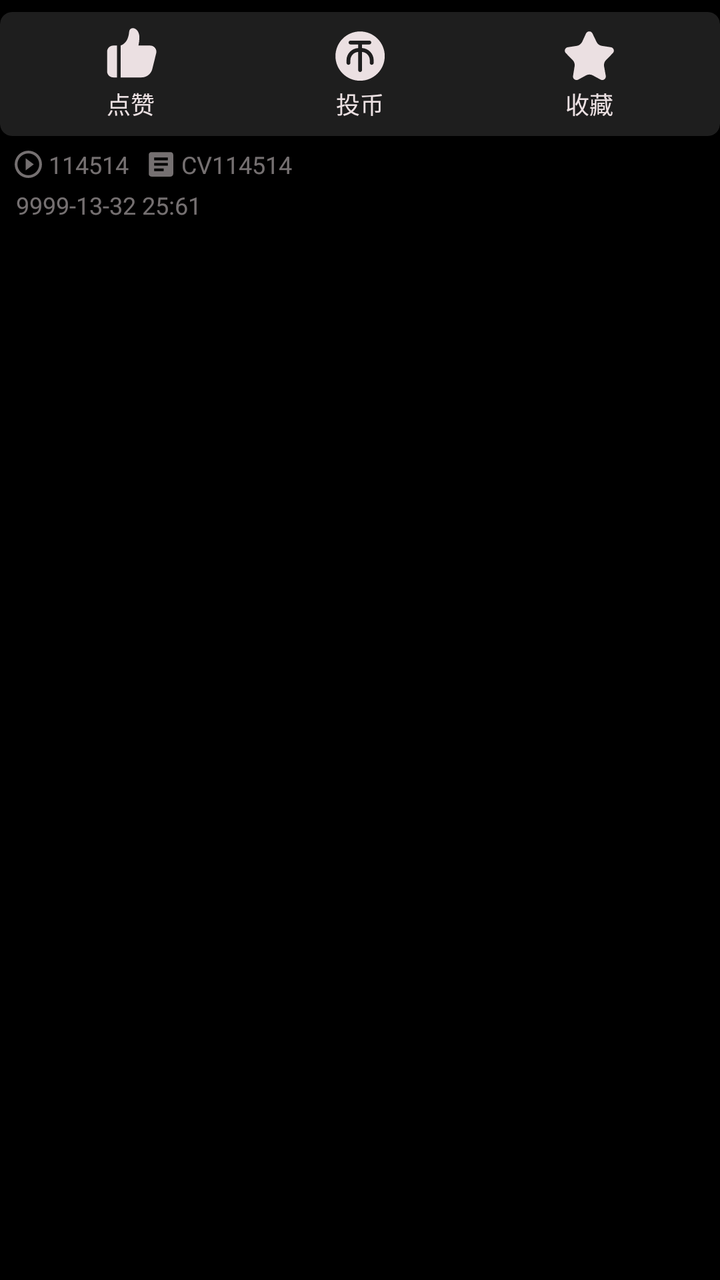
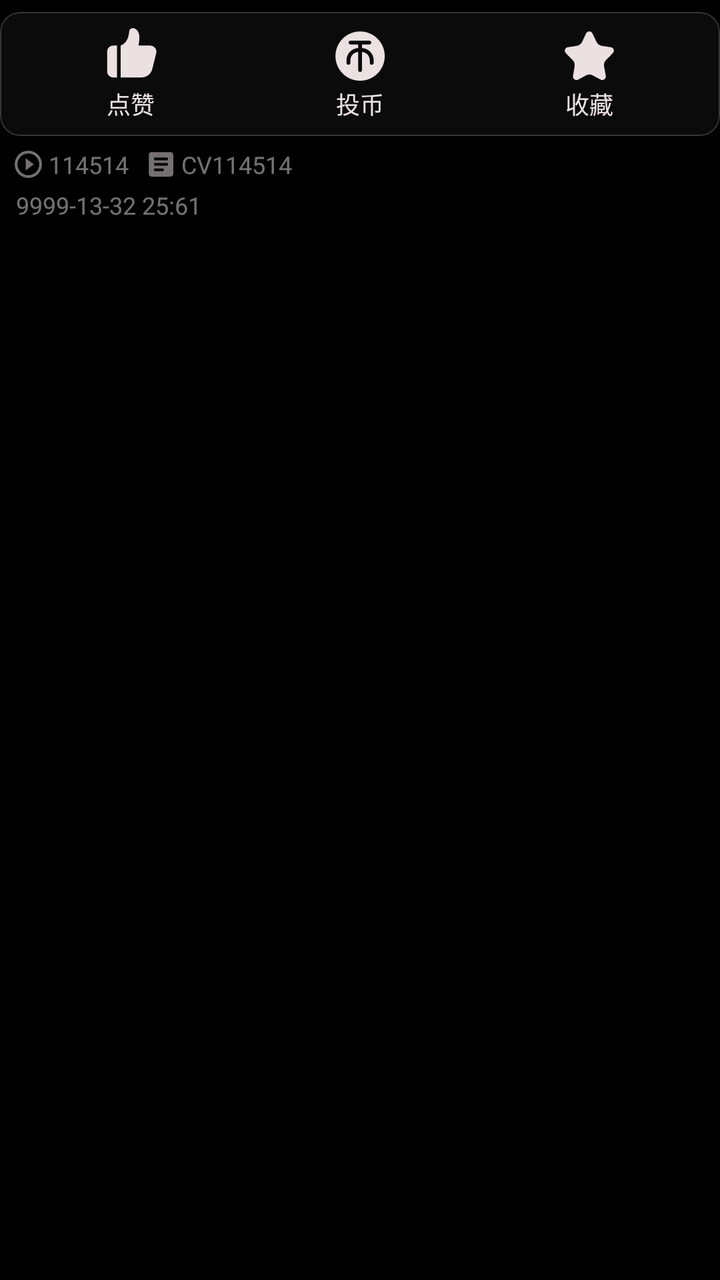

Two renders of the same Android screen: before a commit and after it. Below are the layout's source before the change and the commit's diff.
<!-- AndroidManifest.xml: application theme Theme.BiliClient -->
<!-- res/layout/cell_article_end.xml -->
<?xml version="1.0" encoding="utf-8"?>

<androidx.constraintlayout.widget.ConstraintLayout xmlns:android="http://schemas.android.com/apk/res/android"
    android:layout_width="match_parent"
    android:layout_height="wrap_content"
    android:paddingBottom="4dp"
    xmlns:app="http://schemas.android.com/apk/res-auto">

    <ImageView
        android:id="@+id/viewIcon"
        android:layout_width="wrap_content"
        android:layout_height="0dp"
        android:layout_marginStart="@dimen/activity_padding_horizontal"
        android:adjustViewBounds="true"
        android:alpha="0.5"
        android:src="@drawable/icon_play_12"
        app:layout_constraintBottom_toBottomOf="@+id/viewCount"
        app:layout_constraintStart_toStartOf="parent"
        app:layout_constraintTop_toTopOf="@+id/viewCount" />

    <TextView
        android:id="@+id/viewCount"
        android:layout_width="wrap_content"
        android:layout_height="wrap_content"
        android:layout_marginStart="2dp"
        android:layout_marginTop="6dp"
        android:alpha="0.5"
        android:text="114514"
        android:textSize="12sp"
        app:layout_constraintStart_toEndOf="@+id/viewIcon"
        app:layout_constraintTop_toBottomOf="@id/like_coin_fav" />

    <ImageView
        android:id="@+id/timeIcon"
        android:layout_height="0dp"
        android:layout_width="wrap_content"
        android:adjustViewBounds="true"
        android:layout_marginStart="@dimen/activity_padding_horizontal"
        android:src="@drawable/icon_time"
        android:alpha="0.5"
        app:layout_constraintTop_toBottomOf="@+id/timeText"
        app:layout_constraintStart_toStartOf="parent"
        app:layout_constraintBottom_toBottomOf="@+id/timeText" />

    <TextView
        android:id="@+id/timeText"
        android:layout_width="0dp"
        android:layout_height="wrap_content"
        android:layout_marginStart="2dp"
        android:layout_marginTop="4dp"
        android:layout_marginEnd="6dp"
        android:alpha="0.5"
        android:lines="1"
        android:text="9999-13-32 25:61"
        android:textSize="12sp"
        app:layout_constraintEnd_toEndOf="parent"
        app:layout_constraintHorizontal_bias="0.0"
        app:layout_constraintStart_toEndOf="@+id/timeIcon"
        app:layout_constraintTop_toBottomOf="@id/cvidText" />

    <ImageView
        android:id="@+id/cvidIcon"
        android:layout_width="wrap_content"
        android:layout_height="0dp"
        android:layout_marginStart="8dp"
        android:adjustViewBounds="true"
        android:alpha="0.5"
        android:src="@drawable/icon_cv"
        app:layout_constraintBottom_toBottomOf="@+id/cvidText"
        app:layout_constraintStart_toEndOf="@+id/viewCount"
        app:layout_constraintTop_toTopOf="@+id/cvidText" />

    <TextView
        android:id="@+id/cvidText"
        android:layout_width="0dp"
        android:layout_height="wrap_content"
        android:layout_marginStart="2dp"
        android:layout_marginEnd="6dp"
        android:alpha="0.5"
        android:lines="1"
        android:text="CV114514"
        android:textSize="12sp"
        app:layout_constraintEnd_toEndOf="parent"
        app:layout_constraintHorizontal_bias="0.0"
        app:layout_constraintStart_toEndOf="@id/cvidIcon"
        app:layout_constraintTop_toTopOf="@+id/viewCount" />


    <com.google.android.material.card.MaterialCardView
        android:id="@+id/like_coin_fav"
        android:layout_width="match_parent"
        android:layout_height="wrap_content"
        android:layout_marginTop="6dp"
        app:layout_constraintEnd_toEndOf="parent"
        app:layout_constraintStart_toStartOf="parent"
        app:layout_constraintTop_toTopOf="parent">

        <LinearLayout
            android:layout_width="match_parent"
            android:layout_height="50dp"
            android:layout_marginHorizontal="8dp"
            android:layout_marginVertical="6dp"
            android:orientation="horizontal">

            <LinearLayout
                android:id="@+id/layout_like"
                android:layout_width="0dp"
                android:layout_height="50dp"
                android:layout_weight="0.3"
                android:gravity="center"
                android:orientation="vertical">

                <ImageView
                    android:id="@+id/btn_like"
                    android:layout_width="30dp"
                    android:layout_height="30dp"
                    android:background="#0000"
                    android:src="@drawable/icon_like_0" />

                <TextView
                    android:id="@+id/like_label"
                    android:layout_width="wrap_content"
                    android:layout_height="wrap_content"
                    android:text="点赞"
                    android:textSize="12sp" />
            </LinearLayout>

            <LinearLayout
                android:id="@+id/layout_coin"
                android:layout_width="0dp"
                android:layout_height="50dp"
                android:layout_weight="0.3"
                android:gravity="center"
                android:orientation="vertical">

                <ImageView
                    android:id="@+id/btn_coin"
                    android:layout_width="30dp"
                    android:layout_height="30dp"
                    android:background="#0000"
                    android:src="@drawable/icon_coin_0" />

                <TextView
                    android:id="@+id/coin_label"
                    android:layout_width="wrap_content"
                    android:layout_height="wrap_content"
                    android:layout_gravity="center"
                    android:text="投币"
                    android:textSize="12sp" />
            </LinearLayout>

            <LinearLayout
                android:id="@+id/layout_fav"
                android:layout_width="0dp"
                android:layout_height="50dp"
                android:layout_weight="0.3"
                android:gravity="center"
                android:orientation="vertical">

                <ImageView
                    android:id="@+id/btn_fav"
                    android:layout_width="30dp"
                    android:layout_height="30dp"
                    android:background="#0000"
                    android:src="@drawable/icon_fav_0" />

                <TextView
                    android:id="@+id/fav_label"
                    android:layout_width="wrap_content"
                    android:layout_height="wrap_content"
                    android:layout_gravity="center"
                    android:text="收藏"
                    android:textSize="12sp" />
            </LinearLayout>
        </LinearLayout>
    </com.google.android.material.card.MaterialCardView>

</androidx.constraintlayout.widget.ConstraintLayout>
<!-- resources referenced by this layout -->
<resources>
  <dimen name="activity_padding_horizontal">6dp</dimen>
  <style name="Theme.BiliClient" parent="Theme.MaterialComponents.NoActionBar">
          <item name="android:windowFullscreen">true</item>
          <item name="android:windowBackground">@color/bgblack</item>
          <item name="statusBarBackground">@color/pink</item>
          <item name="android:colorForeground">@color/textwhite</item>
          <item name="colorOnPrimary">@color/textwhite</item>
          <item name="colorPrimary">@color/textwhite</item>
          <item name="android:windowIsTranslucent">false</item>
          <item name="android:windowSwipeToDismiss" tools:ignore="NewApi">true</item>
  
          <item name="android:textViewStyle">@style/TextViewSytle</item>
          <item name="editTextStyle">@style/EditTextStyle</item>
          <item name="materialCardViewStyle">@style/CardStyle</item>
          <item name="materialButtonStyle">@style/ButtonStyle</item>
          <item name="switchStyle">@style/SwitchCompatStyle</item>
          <item name="radioButtonStyle">@style/RadioButtonStyle</item>
          <item name="recyclerViewStyle">@style/ListStyle</item>
  
          <item name="colorSwitchThumbNormal">@color/textwhite</item>
          <item name="colorControlActivated">@color/textwhite</item>
          <item name="colorControlNormal">@color/color_ripple</item>
          <item name="android:textColor">@color/textwhite</item>
          <item name="android:textSize">14sp</item>
      </style>
  <color name="bgblack">#000000</color>
  <color name="pink">#FBFB8787</color>
  <color name="textwhite">#ebe0e2</color>
  <style name="TextViewSytle" parent="Widget.AppCompat.TextView">
          <item name="android:textSize">14sp</item>
          #设置默认字体大小，某些设备的默认字体偏大
      </style>
  <style name="CardStyle" parent="Widget.MaterialComponents.CardView">
          <item name="rippleColor" tools:ignore="PrivateResource">@color/mtrl_btn_ripple_color</item>
          <item name="android:foreground">?android:attr/selectableItemBackground</item>
          <item name="cardBackgroundColor">#cc262626</item>
          <item name="cardCornerRadius">@dimen/card_round</item>
          <item name="android:clickable">true</item>
          <item name="android:focusable">true</item>
      </style>
  <style name="ButtonStyle" parent="Widget.MaterialComponents.Button">
          <item name="backgroundTint">#cc262626</item>
          <item name="cornerRadius">@dimen/card_round</item>
          <item name="android:textColor">@color/textwhite</item>
          <item name="android:insetTop">2dp</item>
          <item name="android:insetBottom">2dp</item>
          <item name="android:paddingLeft">2dp</item>
          <item name="android:paddingRight">2dp</item>
          <item name="android:clickable">true</item>
          <item name="android:focusable">true</item>
      </style>
  <style name="RadioButtonStyle" parent="Widget.MaterialComponents.CompoundButton.RadioButton">
          <item name="android:minHeight">10dp</item>
      </style>
  <style name="ListStyle">
          <item name="android:descendantFocusability">afterDescendants</item>
      </style>
  <color name="color_ripple">#78FEFEFE</color>
  <dimen name="card_round">6dp</dimen>
  <dimen name="card_stroke">0dp</dimen>
  <!-- unchanged entries left out for length: 10 -->
</resources>

<!-- the commit's change to res/layout/cell_article_end.xml (unified diff, before → after) -->
@@ -114,7 +114,7 @@
                     android:id="@+id/btn_like"
                     android:layout_width="30dp"
                     android:layout_height="30dp"
-                    android:background="#0000"
+                    android:background="@android:color/transparent"
                     android:src="@drawable/icon_like_0" />
 
                 <TextView
@@ -137,7 +137,7 @@
                     android:id="@+id/btn_coin"
                     android:layout_width="30dp"
                     android:layout_height="30dp"
-                    android:background="#0000"
+                    android:background="@android:color/transparent"
                     android:src="@drawable/icon_coin_0" />
 
                 <TextView
@@ -161,7 +161,7 @@
                     android:id="@+id/btn_fav"
                     android:layout_width="30dp"
                     android:layout_height="30dp"
-                    android:background="#0000"
+                    android:background="@android:color/transparent"
                     android:src="@drawable/icon_fav_0" />
 
                 <TextView
<!-- resource entries referenced after the edit -->
@@ -20,7 +20,7 @@
           <item name="recyclerViewStyle">@style/ListStyle</item>
   
           <item name="colorSwitchThumbNormal">@color/textwhite</item>
-          <item name="colorControlActivated">@color/textwhite</item>
+          <item name="colorControlActivated">@color/bili_pink</item>
           <item name="colorControlNormal">@color/color_ripple</item>
           <item name="android:textColor">@color/textwhite</item>
           <item name="android:textSize">14sp</item>
@@ -33,16 +33,21 @@
           #设置默认字体大小，某些设备的默认字体偏大
       </style>
   <style name="CardStyle" parent="Widget.MaterialComponents.CardView">
-          <item name="rippleColor" tools:ignore="PrivateResource">@color/mtrl_btn_ripple_color</item>
-          <item name="android:foreground">?android:attr/selectableItemBackground</item>
-          <item name="cardBackgroundColor">#cc262626</item>
-          <item name="cardCornerRadius">@dimen/card_round</item>
+          <item name="cardBackgroundColor">@color/card_bg_new</item>
+          <item name="cardCornerRadius">@dimen/card_round_new</item>
+          <item name="strokeColor">@color/card_border_new</item>
+          <item name="strokeWidth">@dimen/card_stroke_new</item>
+          <item name="rippleColor" tools:ignore="PrivateResource">@android:color/transparent</item>
+          <item name="android:stateListAnimator" tools:targetApi="lollipop">@animator/press_scale</item>
           <item name="android:clickable">true</item>
           <item name="android:focusable">true</item>
       </style>
   <style name="ButtonStyle" parent="Widget.MaterialComponents.Button">
-          <item name="backgroundTint">#cc262626</item>
-          <item name="cornerRadius">@dimen/card_round</item>
+          <item name="backgroundTint">@color/card_bg_new</item>
+          <item name="cornerRadius">@dimen/card_round_new</item>
+          <item name="strokeColor">@color/card_border_new</item>
+          <item name="strokeWidth">@dimen/card_stroke_new</item>
+          <item name="android:stateListAnimator" tools:targetApi="lollipop">@animator/press_scale</item>
           <item name="android:textColor">@color/textwhite</item>
           <item name="android:insetTop">2dp</item>
           <item name="android:insetBottom">2dp</item>
@@ -57,7 +62,12 @@
   <style name="ListStyle">
           <item name="android:descendantFocusability">afterDescendants</item>
       </style>
+  <color name="bili_pink">#FE679A</color>
   <color name="color_ripple">#78FEFEFE</color>
+  <color name="card_bg_new">#4D262626</color>
+  <dimen name="card_round_new">10dp</dimen>
+  <color name="card_border_new">#363636</color>
+  <dimen name="card_stroke_new">0.5dp</dimen>
   <dimen name="card_round">6dp</dimen>
   <dimen name="card_stroke">0dp</dimen>
   <!-- unchanged entries left out for length: 10 -->
